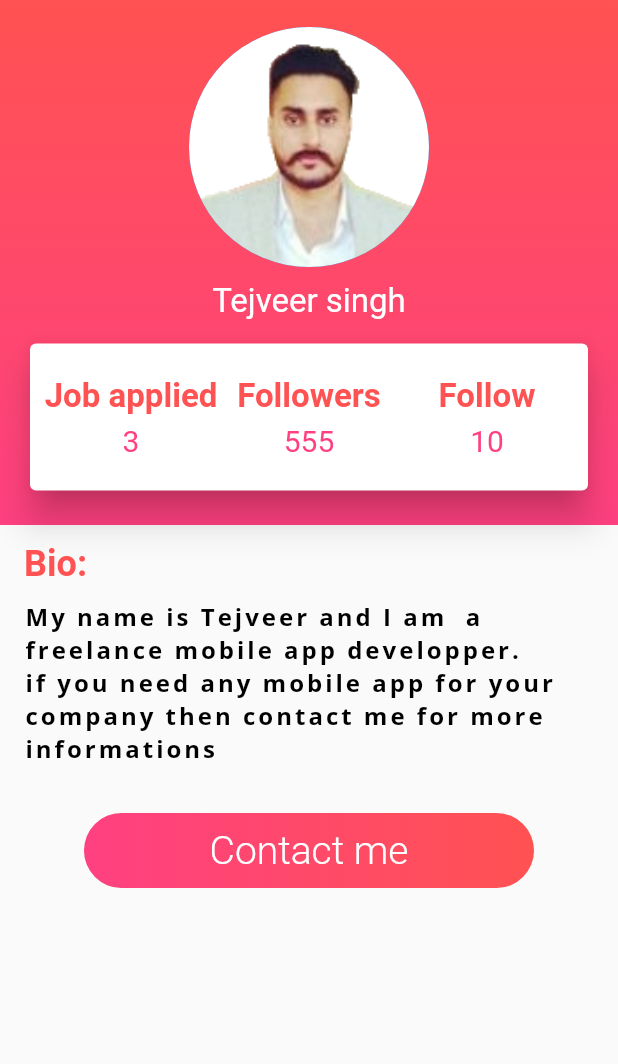
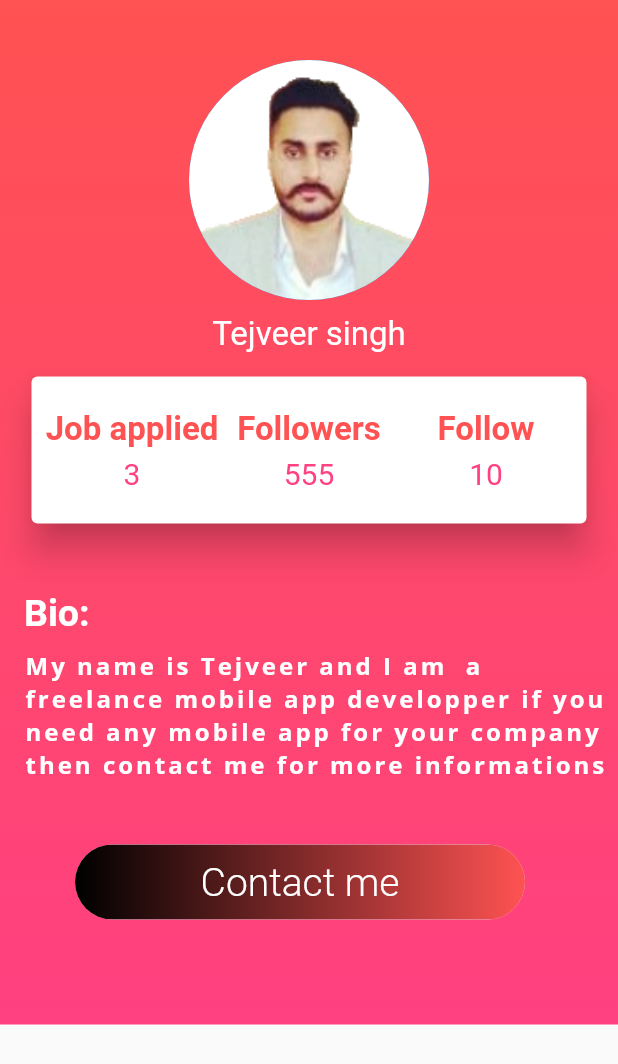
Before and after one commit to SwarajErra/hybrid, a Flutter app: the EmployeeProfilePage screen opened directly, on a phone screen of 412 x 824 dp. Shown: the top 1064 px of the screen. Run offline on Flutter 3.47's test engine with Material 2 defaults, Android fonts, the phone set to English and light mode, and no system bars; our stand-ins replace google_fonts, material_floating_search_bar, simple_gradient_text.

Commit message:
updated user profile

```diff
--- a/lib/Jobhomepage/employeeProfilePage.dart
+++ b/lib/Jobhomepage/employeeProfilePage.dart
@@ -1,8 +1,9 @@
+import 'package:flutter/cupertino.dart';
 import 'package:flutter/material.dart';
 import 'package:google_fonts/google_fonts.dart';
 
 void main() => runApp(MaterialApp(
-  home:EmployeeProfilePage(),
+      home: EmployeeProfilePage(),
     ));
 
 class EmployeeProfilePage extends StatelessWidget {
@@ -11,24 +12,26 @@ class EmployeeProfilePage extends StatelessWidget {
     return Scaffold(
       body: Column(
         children: <Widget>[
+          Stack(
+            children: [
               Container(
                   decoration: BoxDecoration(
                       gradient: LinearGradient(
-                      begin: Alignment.topCenter,
-                      end: Alignment.bottomCenter,
-                      colors: [Colors.redAccent, Colors.pinkAccent]
-                  )
-              ),
+                          begin: Alignment.topLeft,
+                          end: Alignment.bottomLeft,
+                          colors: [Colors.redAccent, Colors.pinkAccent])),
                   child: Container(
+                    padding: EdgeInsets.fromLTRB(1, 40, 1, 1),
                     width: double.infinity,
-                height: 350.0,
+                    height: 683,
                     child: Center(
                       child: Column(
                         crossAxisAlignment: CrossAxisAlignment.center,
-                    mainAxisAlignment: MainAxisAlignment.center,
+                        mainAxisAlignment: MainAxisAlignment.start,
                         children: <Widget>[
                           CircleAvatar(
-                        backgroundImage: AssetImage("Assest/1598083178379.png"),
+                            backgroundImage:
+                                AssetImage("Assest/1598083178379.png"),
                             radius: 80.0,
                           ),
                           SizedBox(
@@ -45,12 +48,14 @@ class EmployeeProfilePage extends StatelessWidget {
                             height: 10.0,
                           ),
                           Card(
-                        margin: EdgeInsets.symmetric(horizontal: 20.0,vertical: 5.0),
+                            margin: EdgeInsets.symmetric(
+                                horizontal: 20.0, vertical: 5.0),
                             clipBehavior: Clip.antiAlias,
                             color: Colors.white,
                             elevation: 10,
                             child: Padding(
-                          padding: const EdgeInsets.symmetric(horizontal: 8.0,vertical: 22.0),
+                              padding: const EdgeInsets.symmetric(
+                                  horizontal: 8.0, vertical: 22.0),
                               child: Row(
                                 children: <Widget>[
                                   Expanded(
@@ -103,7 +108,6 @@ class EmployeeProfilePage extends StatelessWidget {
                                   ),
                                   Expanded(
                                     child: Column(
-
                                       children: <Widget>[
                                         Text(
                                           "Follow",
@@ -133,33 +137,39 @@ class EmployeeProfilePage extends StatelessWidget {
                         ],
                       ),
                     ),
-              )
-          ),
-          Container(
+                  )),
+              Positioned(
+                bottom: 150,
+                child: Align(
+                  child: Container(
                     child: Padding(
-              padding: const EdgeInsets.symmetric(vertical: 12.0,horizontal: 16.0),
+                      padding: const EdgeInsets.symmetric(
+                          vertical: 12.0, horizontal: 16.0),
                       child: Column(
-                mainAxisAlignment: MainAxisAlignment.center,
+                        mainAxisAlignment: MainAxisAlignment.start,
                         crossAxisAlignment: CrossAxisAlignment.start,
                         children: <Widget>[
                           Text(
                             "Bio:",
-                    style: GoogleFonts.roboto(textStyle: TextStyle(
-                        color: Colors.redAccent,
+                            style: GoogleFonts.roboto(
+                              textStyle: TextStyle(
+                                  color: Colors.white,
                                   fontStyle: FontStyle.normal,
-                        fontSize: 24.0,fontWeight: FontWeight.bold
+                                  fontSize: 25.0,
+                                  fontWeight: FontWeight.bold),
                             ),
                           ),
-                  ),
-                  SizedBox(
-                    height: 10.0,
-                  ),
-                  Text('My name is Tejveer and I am  a freelance mobile app developper.\n'
-                      'if you need any mobile app for your company then contact me for more informations',
-                    style: GoogleFonts.openSans(textStyle:TextStyle(
+                          SizedBox(height: 10),
+                          Text(
+                            'My name is Tejveer and I am  a \n'
+                            'freelance mobile app developper if you \n'
+                            'need any mobile app for your company \n'
+                            'then contact me for more informations',
+                            style: GoogleFonts.openSans(
+                              textStyle: TextStyle(
                                 fontSize: 16.0,
                                 fontWeight: FontWeight.w700,
-                      color: Colors.black,
+                                color: Colors.white,
                                 letterSpacing: 2.0,
                               ),
                             ),
@@ -168,17 +178,19 @@ class EmployeeProfilePage extends StatelessWidget {
                       ),
                     ),
                   ),
-          SizedBox(
-            height: 20.0,
                 ),
-          Container(
+              ),
+              Positioned(
+                bottom: 70,
+                left: 50,
+                child: Align(
+                  alignment: Alignment.center,
+                  child: Container(
                     width: 300.00,
-
                     child: RaisedButton(
-                onPressed: (){},
+                        onPressed: () {},
                         shape: RoundedRectangleBorder(
-                    borderRadius: BorderRadius.circular(80.0)
-                ),
+                            borderRadius: BorderRadius.circular(80.0)),
                         elevation: 0.0,
                         padding: EdgeInsets.all(0.0),
                         child: Ink(
@@ -186,19 +198,26 @@ class EmployeeProfilePage extends StatelessWidget {
                             gradient: LinearGradient(
                                 begin: Alignment.centerRight,
                                 end: Alignment.centerLeft,
-                        colors: [Colors.redAccent,Colors.pinkAccent]
-                    ),
+                                colors: [Colors.redAccent, Colors.black]),
                             borderRadius: BorderRadius.circular(30.0),
                           ),
                           child: Container(
-                    constraints: BoxConstraints(maxWidth: 300.0, minHeight: 50.0),
+                            constraints: BoxConstraints(
+                                maxWidth: 300.0, minHeight: 50.0),
                             alignment: Alignment.center,
-                    child: Text("Contact me",
-                      style: TextStyle(color: Colors.white, fontSize: 26.0, fontWeight:FontWeight.w300),
+                            child: Text(
+                              "Contact me",
+                              style: TextStyle(
+                                  color: Colors.white,
+                                  fontSize: 26.0,
+                                  fontWeight: FontWeight.w300),
                             ),
                           ),
-                )
+                        )),
                   ),
+                ),
+              ),
+            ],
           ),
         ],
       ),
```
Lines whose indentation alone changed are shown as unchanged.
